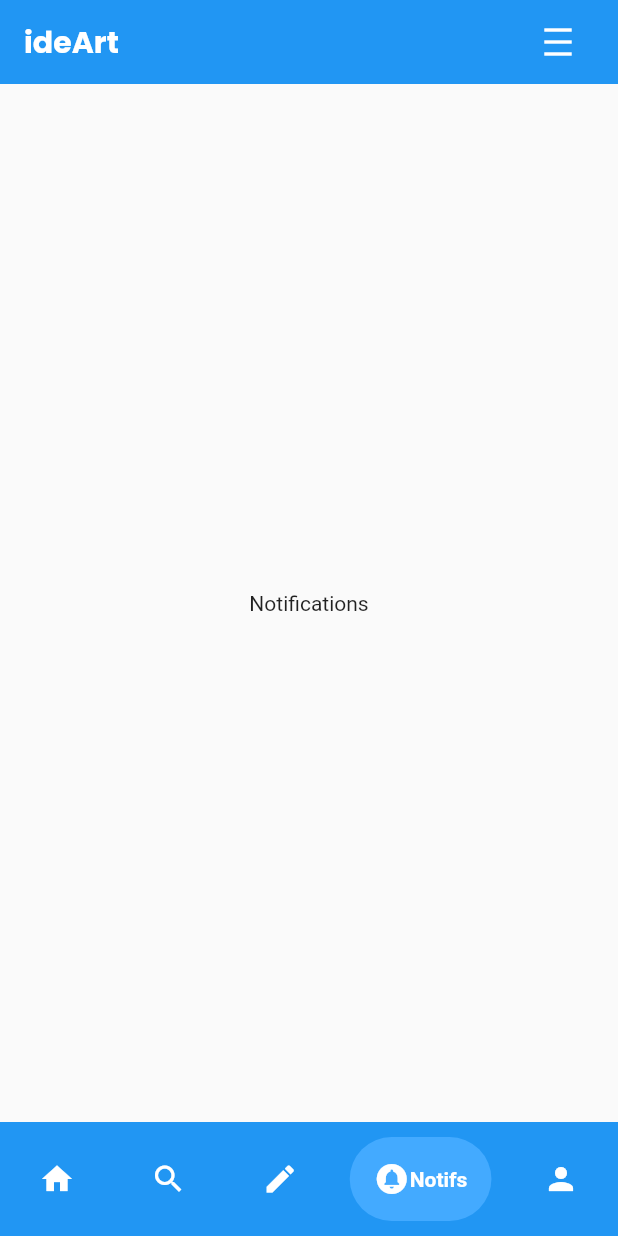
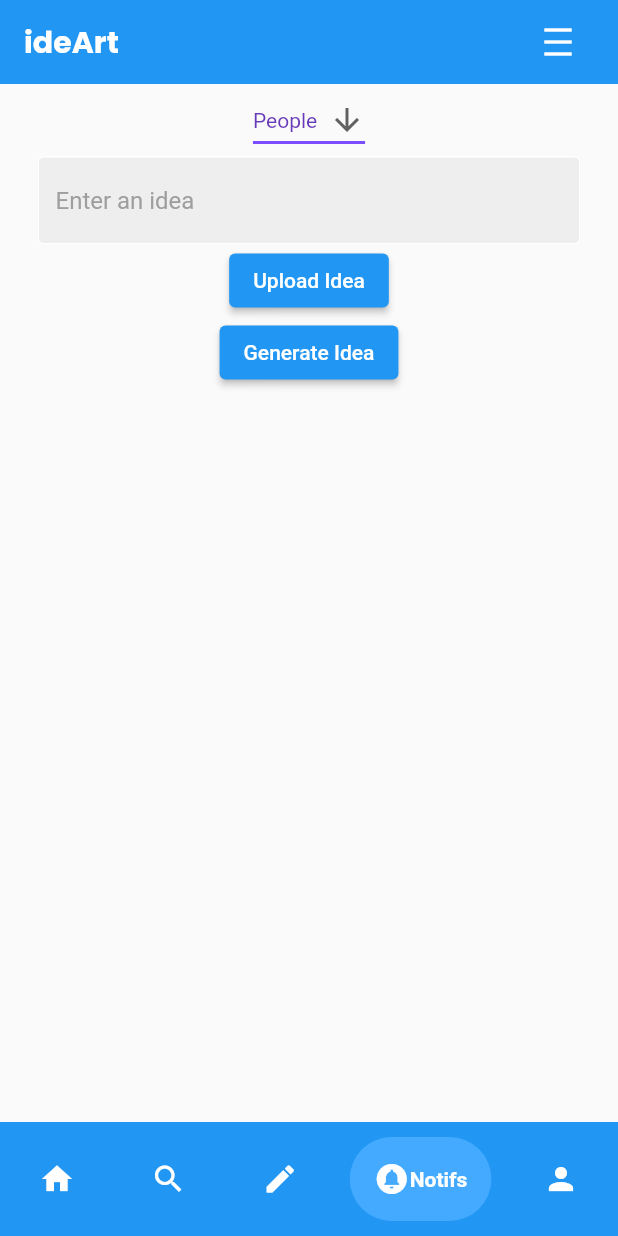
Before and after one commit to Melancholy22/ide_art_mobile_app, a Flutter app: the screen it shows after launch, item 4 of the bottom bar chosen, on a phone screen of 412 x 824 dp. Run offline on Flutter 3.47's test engine with Material 2 defaults, Android fonts, the phone set to English and light mode, and no system bars; drawn by our look-alikes of google_nav_bar; our stand-ins replace flutter_hooks, flutter_riverpod, go_router, hooks_riverpod, image_picker; missing offline and left inert: amplify_api, amplify_auth_cognito, amplify_authenticator, amplify_core, amplify_datastore, amplify_flutter and 1 more.

Commit message:
Allow users to create idea and posts.

```diff
--- a/lib/features/pages/UserNotifis.dart
+++ b/lib/features/pages/UserNotifis.dart
@@ -1,19 +1,94 @@
+import 'package:amplify_api/model_mutations.dart';
+import 'package:amplify_api/model_queries.dart';
 import 'package:amplify_auth_cognito/amplify_auth_cognito.dart';
 import 'package:amplify_flutter/amplify_flutter.dart';
 import 'package:flutter/material.dart';
+import 'package:ide_art_mobile_app/components/my_textfield.dart';
+import '../../models/ArtIdea.dart';
+import '../../models/FilterType.dart';
 
 class UserNotifs extends StatelessWidget {
   const UserNotifs({super.key});
   Future<void> signOutCurrentUser() async {
-  try {
-    await Amplify.Auth.signOut();
-  } on AuthException catch (e) {
-    print(e.message);
-  }
+    try {
+      await Amplify.Auth.signOut();
+    } on AuthException catch (e) {
+      print(e.message);
+    }
   }
 
   @override
   Widget build(BuildContext context) {
+    FilterType artIdeaType = FilterType.PEOPLE;
+    final ideaController = TextEditingController();
+
+    Future<void> createArtIdea() async {
+      try {
+        final model = ArtIdea(
+        idea: ideaController.text,
+        filter: artIdeaType);
+        final request = ModelMutations.create(model);
+        final response = await Amplify.API.mutate(request: request).response;
+
+        final createdArtIdea = response.data;
+        if (createdArtIdea == null) {
+          safePrint('errors: ${response.errors}');
+          return;
+        }
+        safePrint('Mutation result: ${createdArtIdea.id}');
+      } on ApiException catch (e) {
+        safePrint('Mutation failed: $e');
+      }
+    }
+
+    Future<List<ArtIdea?>> queryListItems() async {
+      // ScaffoldMessenger.of(context).showSnackBar(SnackBar(
+      //       content: Text("Sending Message"),
+      // ));
+      try {
+        final request = ModelQueries.list(
+          ArtIdea.classType,
+          where: ArtIdea.FILTER.eq(artIdeaType),
+        );
+        final response = await Amplify.API.query(request: request).response;
+
+        final items = response.data?.items;
+        if (items == null) {
+          safePrint('errors: ${response.errors}');
+          return <ArtIdea?>[];
+        }
+        // safePrint(items);
+        return items;
+      } on ApiException catch (e) {
+        safePrint('Query failed: $e');
+      }
+      return <ArtIdea?>[];
+    }
+
+    Future<void> check() async{
+      // safePrint("Value: " + _DropdownButtonExampleState.dropdownValue);
+      switch(_DropdownButtonExampleState.dropdownValue){
+        case "Person" : { artIdeaType = FilterType.PEOPLE;  }
+        break;
+
+        case "Places" : { artIdeaType = FilterType.PLACES;  }
+        break;
+
+        case "Objects" : { artIdeaType = FilterType.OBJECTS;  }
+        break;
+
+        case "Ideas" : { artIdeaType = FilterType.IDEAS;  }
+        break;
+
+        case "Animals" : { artIdeaType = FilterType.ANIMALS;  }
+        break;
+
+        default: {safePrint("Error in checking filter type"); }
+        break;
+      }
+      safePrint(artIdeaType);
+    }
+
     return Scaffold(
       appBar: AppBar(
         //backgroundColor: Color.fromRGBO(113, 203, 255, 100),
@@ -43,7 +118,69 @@ class UserNotifs extends StatelessWidget {
           )
         ]),
       ),
-      body: Center(child: Text('Notifications')),
+      body: Center(
+        child:
+          Column(
+            children: [
+              DropdownButtonExample(),
+              MyTextField(
+                controller: ideaController,
+                hintText: 'Enter an idea',
+                obscureText: false,
+              ),
+              ElevatedButton(
+                child: Text('Upload Idea'),
+                onPressed: () {
+                  check().whenComplete(() => createArtIdea());
+                },
+              ),
+              ElevatedButton(
+                child: Text('Generate Idea'),
+                onPressed: () {
+                  check().whenComplete(() => queryListItems());
+                },
+              ),
+            ],
+          ),
+      ),
     );
   }
 }
+
+class DropdownButtonExample extends StatefulWidget {
+  const DropdownButtonExample({super.key});
+
+  @override
+  State<DropdownButtonExample> createState() => _DropdownButtonExampleState();
+}
+
+class _DropdownButtonExampleState extends State<DropdownButtonExample> {
+  static const List<String> list = <String>["People", "Places", "Objects", "Ideas", "Animals"];
+  static String dropdownValue = list.first;
+
+  @override
+  Widget build(BuildContext context) {
+    return DropdownButton<String>(
+      value: dropdownValue,
+      icon: const Icon(Icons.arrow_downward),
+      elevation: 16,
+      style: const TextStyle(color: Colors.deepPurple),
+      underline: Container(
+        height: 2,
+        color: Colors.deepPurpleAccent,
+      ),
+      onChanged: (String? value) {
+        // This is called when the user selects an item.
+        setState(() {
+          dropdownValue = value!;
+        });
+      },
+      items: list.map<DropdownMenuItem<String>>((String value) {
+        return DropdownMenuItem<String>(
+          value: value,
+          child: Text(value),
+        );
+      }).toList(),
+    );
+  }
+}
```
